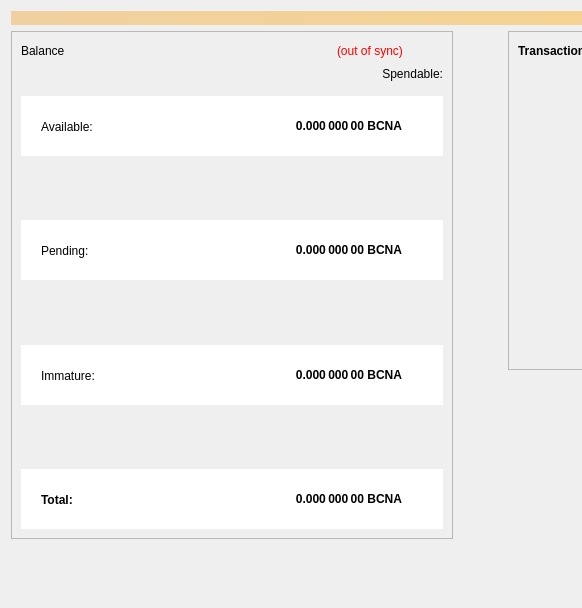
This is src/qt/forms/overviewpage.ui in BitCannaGlobal/BCNA_bitcore_old as Qt 5 draws it before an edit; both pictures show x 0 to 582 and y 0 to 608 of the 960 by 719 pixel window. The edited form follows.
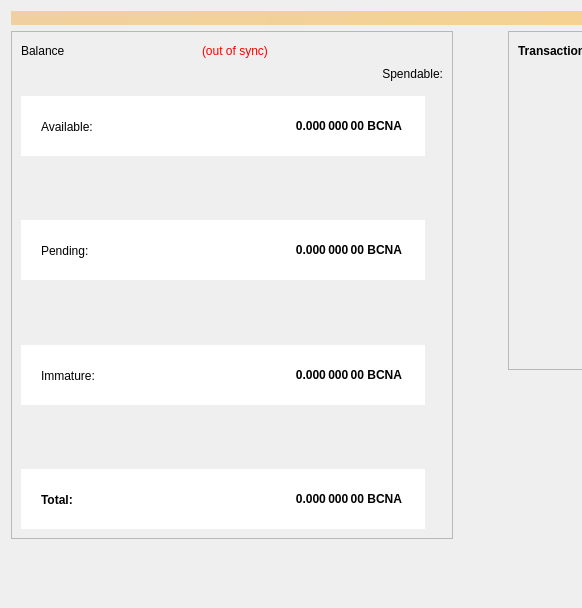
This is the edited form.

```diff
--- a/src/qt/forms/overviewpage.ui
+++ b/src/qt/forms/overviewpage.ui
@@ -56,7 +56,7 @@
          </property>
          <layout class="QVBoxLayout" name="verticalLayout_4">
           <item>
-           <layout class="QHBoxLayout" name="horizontalLayout_4" stretch="1,0,0">
+           <layout class="QHBoxLayout" name="horizontalLayout_4" stretch="1,0,1">
             <item>
              <widget class="QLabel" name="label_5">
               <property name="styleSheet">
@@ -133,6 +133,12 @@
                 <height>60</height>
                </size>
               </property>
+              <property name="maximumSize">
+               <size>
+                <width>404</width>
+                <height>16777215</height>
+               </size>
+              </property>
               <property name="autoFillBackground">
                <bool>false</bool>
               </property>
@@ -239,7 +245,7 @@
              <widget class="QWidget" name="pendingWidget" native="true">
               <property name="sizePolicy">
                <sizepolicy hsizetype="MinimumExpanding" vsizetype="Expanding">
-                <horstretch>0</horstretch>
+                <horstretch>2</horstretch>
                 <verstretch>0</verstretch>
                </sizepolicy>
               </property>
@@ -249,11 +255,17 @@
                 <height>60</height>
                </size>
               </property>
+              <property name="maximumSize">
+               <size>
+                <width>404</width>
+                <height>16777215</height>
+               </size>
+              </property>
               <property name="layoutDirection">
                <enum>Qt::LeftToRight</enum>
               </property>
               <property name="styleSheet">
-               <string notr="true">background-color:#FFF</string>
+               <string notr="true">background-color:white;</string>
               </property>
               <widget class="QWidget" name="horizontalLayoutWidget_2">
                <property name="geometry">
@@ -350,6 +362,12 @@
                 <height>60</height>
                </size>
               </property>
+              <property name="maximumSize">
+               <size>
+                <width>404</width>
+                <height>16777215</height>
+               </size>
+              </property>
               <property name="autoFillBackground">
                <bool>false</bool>
               </property>
@@ -448,6 +466,12 @@
                 <height>60</height>
                </size>
               </property>
+              <property name="maximumSize">
+               <size>
+                <width>404</width>
+                <height>16777215</height>
+               </size>
+              </property>
               <property name="styleSheet">
                <string notr="true">background-color:white;</string>
               </property>
```
Left out of the diff: 6 changed lines with no effect on the pictures.
